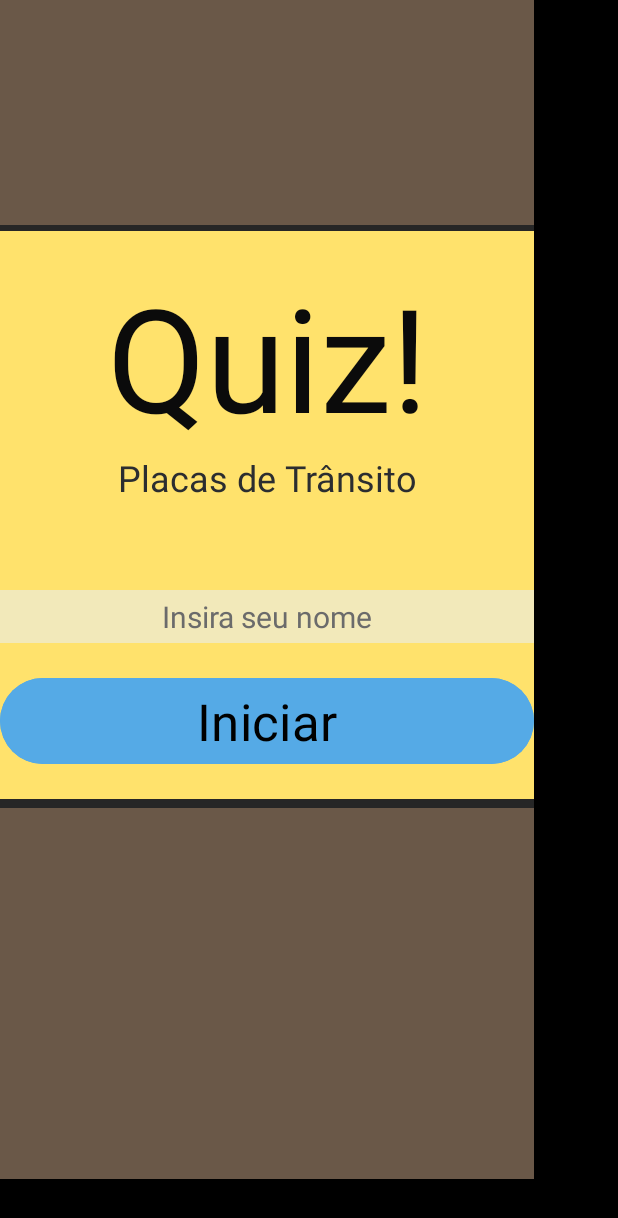
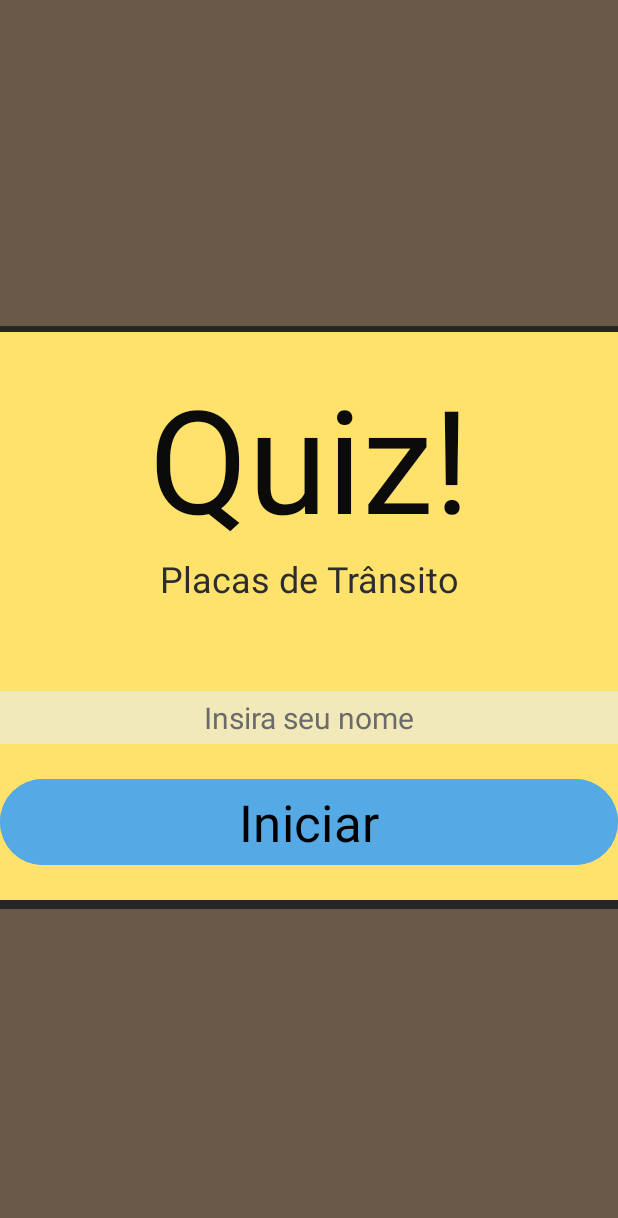
Before and after one commit to NicoleTrujillano/quiz-placas-de-transito, an Android app: the screen it shows after launch (MainActivity), on a phone screen of 412 x 824 dp. Shown: the top 1218 px of the screen. Run offline under Robolectric (Android 15) with nearby library versions, the light colour scheme and no system bars; Roboto replaces fonts that are not available here.

Commit message:
Tamanho dos layouts alterados para que preencham corretamente a tela do celular em diferentes dispositivos Android

```diff
--- a/app/src/main/java/com/example/quiz/Tela3.java
+++ b/app/src/main/java/com/example/quiz/Tela3.java
@@ -38,9 +38,9 @@ public class Tela3 extends AppCompatActivity {
         rdb8 = findViewById(R.id.rdb8);
         btnConfirmar2 = findViewById(R.id.btnConfirmar2);
 
-    }
 
 
+    }
     public void confirmar2(View view){
         String nome = getIntent().getStringExtra("nome_usuario");
         int acertos = getIntent().getIntExtra("acertos", 0);
--- a/app/src/main/res/layout/activity_main.xml
+++ b/app/src/main/res/layout/activity_main.xml
@@ -9,18 +9,19 @@
     tools:context=".MainActivity">
 
     <LinearLayout
-        android:layout_width="356dp"
-        android:layout_height="786dp"
-        android:background="#FFE26C"
+        android:layout_width="match_parent"
+        android:layout_height="match_parent"
+        android:background="#6A5848"
+        android:gravity="center"
         android:orientation="vertical"
         app:layout_constraintTop_toTopOf="parent"
         tools:layout_editor_absoluteX="0dp">
 
-        <TextView
-            android:id="@+id/textView8"
+        <LinearLayout
             android:layout_width="match_parent"
-            android:layout_height="150dp"
-            android:background="#6A5848" />
+            android:layout_height="wrap_content"
+            android:background="#FFE26C"
+            android:orientation="vertical">
 
             <TextView
                 android:id="@+id/textView12"
@@ -99,11 +100,7 @@
                 android:layout_width="match_parent"
                 android:layout_height="6dp"
                 android:background="#262626" />
+        </LinearLayout>
 
-        <TextView
-            android:id="@+id/textView9"
-            android:layout_width="match_parent"
-            android:layout_height="278dp"
-            android:background="#6A5848" />
     </LinearLayout>
 </androidx.constraintlayout.widget.ConstraintLayout>
--- a/app/src/main/res/layout/activity_tela2.xml
+++ b/app/src/main/res/layout/activity_tela2.xml
@@ -8,8 +8,8 @@
     tools:context=".Tela2">
 
     <LinearLayout
-        android:layout_width="355dp"
-        android:layout_height="786dp"
+        android:layout_width="match_parent"
+        android:layout_height="match_parent"
         android:background="#FFE26C"
         android:orientation="vertical"
         app:layout_constraintEnd_toEndOf="parent"
--- a/app/src/main/res/layout/activity_tela3.xml
+++ b/app/src/main/res/layout/activity_tela3.xml
@@ -9,8 +9,8 @@
     tools:context=".Tela3">
 
     <LinearLayout
-        android:layout_width="355dp"
-        android:layout_height="789dp"
+        android:layout_width="match_parent"
+        android:layout_height="match_parent"
         android:background="#FFE26C"
         android:orientation="vertical"
         app:layout_constraintEnd_toEndOf="parent"
--- a/app/src/main/res/layout/activity_tela4.xml
+++ b/app/src/main/res/layout/activity_tela4.xml
@@ -8,8 +8,8 @@
     tools:context=".Tela4">
 
     <LinearLayout
-        android:layout_width="355dp"
-        android:layout_height="789dp"
+        android:layout_width="match_parent"
+        android:layout_height="match_parent"
         android:background="#FFE26C"
         android:orientation="vertical"
         tools:layout_editor_absoluteX="0dp"
--- a/app/src/main/res/layout/activity_tela5.xml
+++ b/app/src/main/res/layout/activity_tela5.xml
@@ -3,12 +3,12 @@
     xmlns:app="http://schemas.android.com/apk/res-auto"
     xmlns:tools="http://schemas.android.com/tools"
     android:id="@+id/main"
-    android:layout_width="355dp"
+    android:layout_width="match_parent"
     android:layout_height="match_parent"
     tools:context=".Tela5">
 
     <LinearLayout
-        android:layout_width="359dp"
+        android:layout_width="match_parent"
         android:layout_height="789dp"
         android:background="#FFE26C"
         android:orientation="vertical"
--- a/app/src/main/res/layout/activity_tela7.xml
+++ b/app/src/main/res/layout/activity_tela7.xml
@@ -8,8 +8,8 @@
     tools:context=".Tela7">
 
     <LinearLayout
-        android:layout_width="359dp"
-        android:layout_height="789dp"
+        android:layout_width="match_parent"
+        android:layout_height="match_parent"
         android:background="#FFE26C"
         android:orientation="vertical"
         app:layout_constraintEnd_toEndOf="parent"
```
Also changed, not shown: app/src/main/res/layout/activity_tela6.xml (+9 -12 lines). Lines whose indentation alone changed are shown as unchanged.
